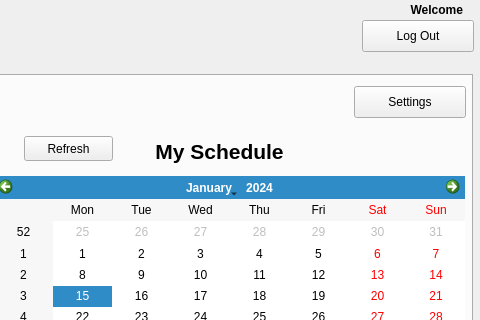
First picture: the form in EDI/windowmain.ui, repository katietrom11392/EDI, before the edit; both pictures show x 388 to 868 and y 0 to 320 of the 868 by 637 pixel window.
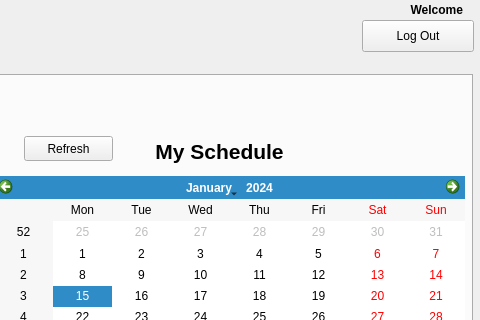
Second picture: the form after the edit. The open tabs and pages were chosen to show the change. Icons and pictures are not drawn. Custom widgets are drawn as their Qt base class.

Commit message: Initilazing some varaibles and cleaning up a few UI elements

Diff of the .ui file:
```diff
--- a/EDI/windowmain.ui
+++ b/EDI/windowmain.ui
@@ -368,19 +368,6 @@
       <set>Qt::AlignCenter</set>
      </property>
     </widget>
-    <widget class="QPushButton" name="pushButton_LogOut_2">
-     <property name="geometry">
-      <rect>
-       <x>730</x>
-       <y>10</y>
-       <width>112</width>
-       <height>32</height>
-      </rect>
-     </property>
-     <property name="text">
-      <string>Settings</string>
-     </property>
-    </widget>
     <widget class="QPushButton" name="refreshcalbutton">
      <property name="geometry">
       <rect>
```
Left out of the diff: 5 changed lines with no effect on the pictures. The commit also changes 2 other files.
